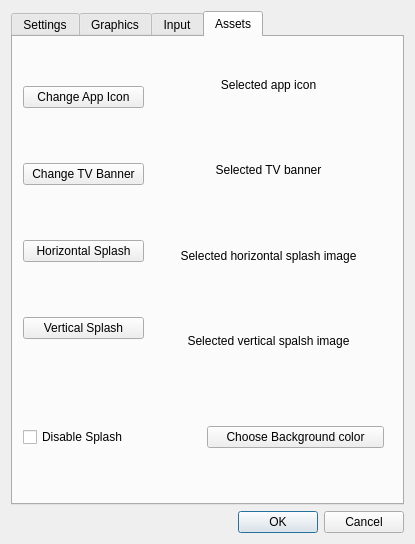
Old version of the form ui/projectpropertiesdialog.ui in the repository gideros/gideros.
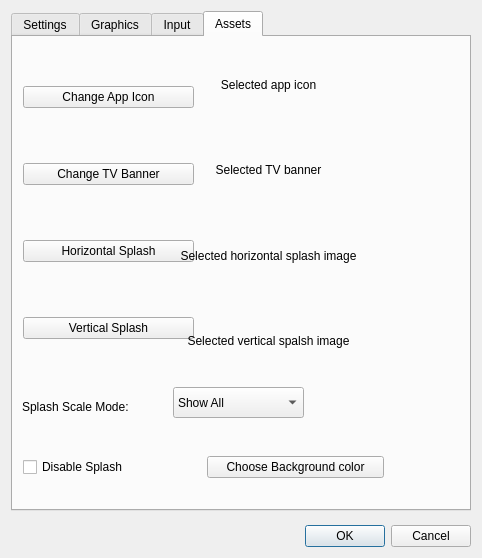
New version of the form.

Commit message:
Add  scale mode options for splash image
Currently, option show all will keep all the contents of the original
image and may fill the margin with background color
Option Crop will fill the whole screen and some contents may be cropped.
Both options preserving the aspect ratio.

```diff
--- a/ui/projectpropertiesdialog.ui
+++ b/ui/projectpropertiesdialog.ui
@@ -6,8 +6,8 @@
    <rect>
     <x>0</x>
     <y>0</y>
-    <width>415</width>
-    <height>544</height>
+    <width>482</width>
+    <height>558</height>
    </rect>
   </property>
   <property name="windowTitle">
@@ -869,7 +869,7 @@
         <rect>
          <x>10</x>
          <y>0</y>
-         <width>121</width>
+         <width>171</width>
          <height>351</height>
         </rect>
        </property>
@@ -981,7 +981,7 @@
        <property name="geometry">
         <rect>
          <x>10</x>
-         <y>360</y>
+         <y>390</y>
          <width>361</width>
          <height>80</height>
         </rect>
@@ -1003,6 +1003,39 @@
         </item>
        </layout>
       </widget>
+      <widget class="QComboBox" name="splashScaleMode">
+       <property name="geometry">
+        <rect>
+         <x>160</x>
+         <y>350</y>
+         <width>131</width>
+         <height>31</height>
+        </rect>
+       </property>
+       <item>
+        <property name="text">
+         <string>Show All</string>
+        </property>
+       </item>
+       <item>
+        <property name="text">
+         <string>Crop</string>
+        </property>
+       </item>
+      </widget>
+      <widget class="QLabel" name="label_13">
+       <property name="geometry">
+        <rect>
+         <x>9</x>
+         <y>360</y>
+         <width>121</width>
+         <height>20</height>
+        </rect>
+       </property>
+       <property name="text">
+        <string>Splash Scale Mode:</string>
+       </property>
+      </widget>
      </widget>
     </widget>
    </item>
```
The commit also changes 6 other files.
